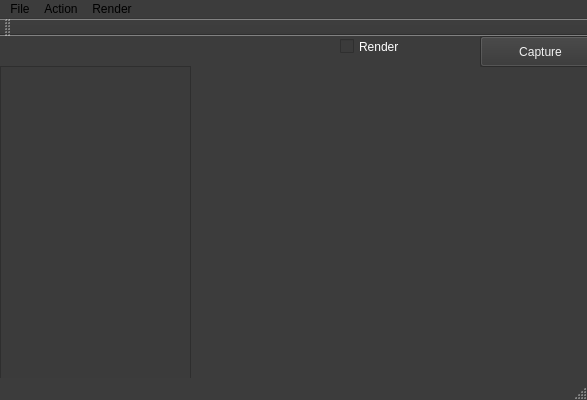
Old version of the form Miyuki-GUI/MainWindow.ui in the repository shiinamiyuki/miyuki-renderer.
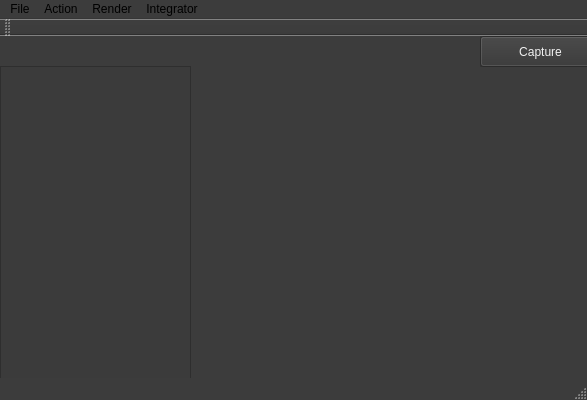
New version of the form. Custom widgets are drawn as their Qt base class.

```diff
--- a/Miyuki-GUI/MainWindow.ui
+++ b/Miyuki-GUI/MainWindow.ui
@@ -251,19 +251,6 @@
      <string/>
     </property>
    </widget>
-   <widget class="QCheckBox" name="checkBox">
-    <property name="geometry">
-     <rect>
-      <x>340</x>
-      <y>0</y>
-      <width>121</width>
-      <height>21</height>
-     </rect>
-    </property>
-    <property name="text">
-     <string>Render</string>
-    </property>
-   </widget>
    <widget class="QPushButton" name="capture">
     <property name="geometry">
      <rect>
@@ -484,9 +471,19 @@
     <addaction name="actionStart_Final_Rendering"/>
     <addaction name="actionStop_Rendering"/>
    </widget>
+   <widget class="QMenu" name="menuIntegrator">
+    <property name="title">
+     <string>Integrator</string>
+    </property>
+    <addaction name="actionModel_View"/>
+    <addaction name="actionPath_tracing"/>
+    <addaction name="actionBDPT"/>
+    <addaction name="actionSPPM"/>
+   </widget>
    <addaction name="menuFile"/>
    <addaction name="menuAction"/>
    <addaction name="menuRender"/>
+   <addaction name="menuIntegrator"/>
   </widget>
   <widget class="QToolBar" name="mainToolBar">
    <attribute name="toolBarArea">
```
Left out of the diff: 25 changed lines with no effect on the pictures.
